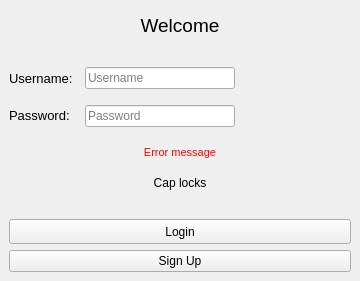
First picture: the form in ui/login.ui, repository VicMbugua/TaskManagementSystem, before the edit.
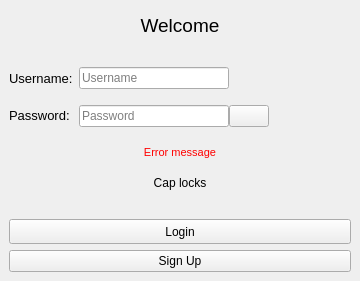
Second picture: the form after the edit. Icons and pictures are not drawn.

Commit message: Added view password

The edit to the form file:
```diff
--- a/ui/login.ui
+++ b/ui/login.ui
@@ -54,6 +54,9 @@
     </item>
     <item>
      <layout class="QHBoxLayout" name="horizontalLayout_2">
+      <property name="spacing">
+       <number>0</number>
+      </property>
       <property name="bottomMargin">
        <number>10</number>
       </property>
@@ -114,6 +117,9 @@
     </item>
     <item>
      <layout class="QHBoxLayout" name="horizontalLayout_3">
+      <property name="spacing">
+       <number>0</number>
+      </property>
       <property name="bottomMargin">
        <number>10</number>
       </property>
@@ -169,6 +175,26 @@
         </property>
        </widget>
       </item>
+      <item>
+       <widget class="QPushButton" name="view_password_btn">
+        <property name="focusPolicy">
+         <enum>Qt::TabFocus</enum>
+        </property>
+        <property name="toolTip">
+         <string>View Password</string>
+        </property>
+        <property name="text">
+         <string/>
+        </property>
+        <property name="icon">
+         <iconset>
+          <normaloff>../icons/hidden_eye_icon.svg</normaloff>../icons/hidden_eye_icon.svg</iconset>
+        </property>
+        <property name="autoDefault">
+         <bool>true</bool>
+        </property>
+       </widget>
+      </item>
       <item>
        <spacer name="horizontalSpacer_4">
         <property name="orientation">
```
The commit also changes 17 other files.
